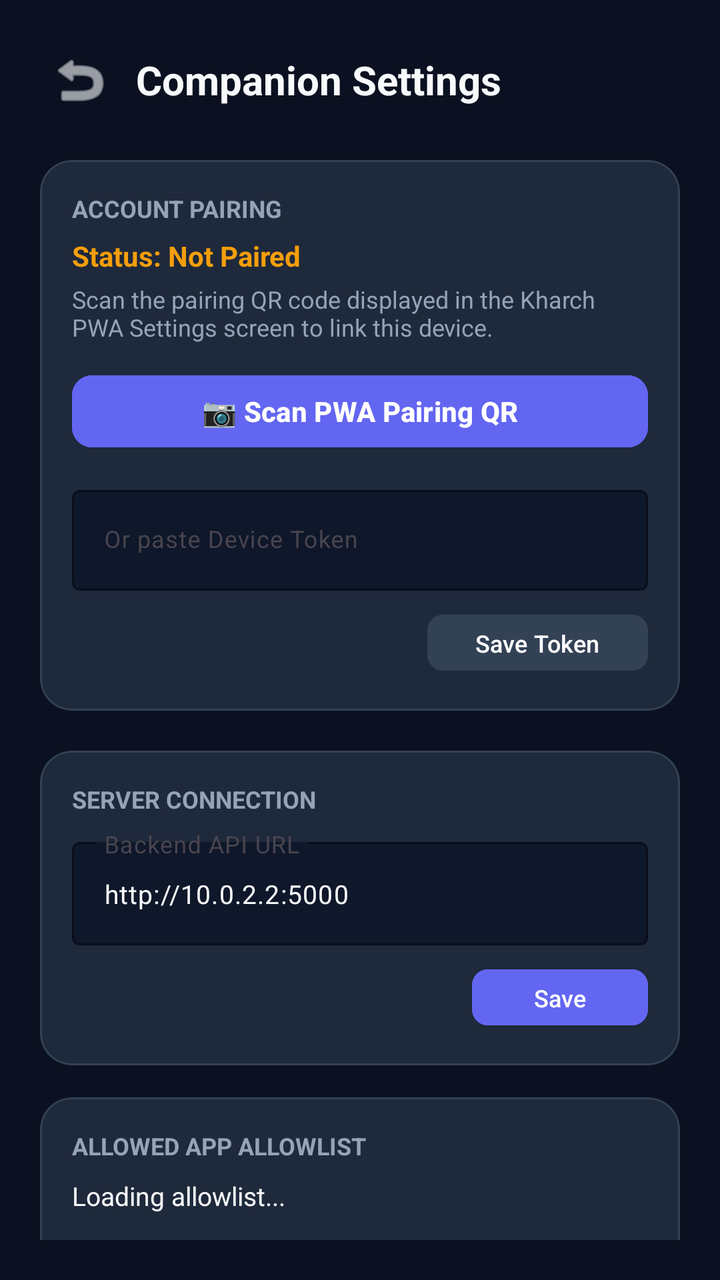
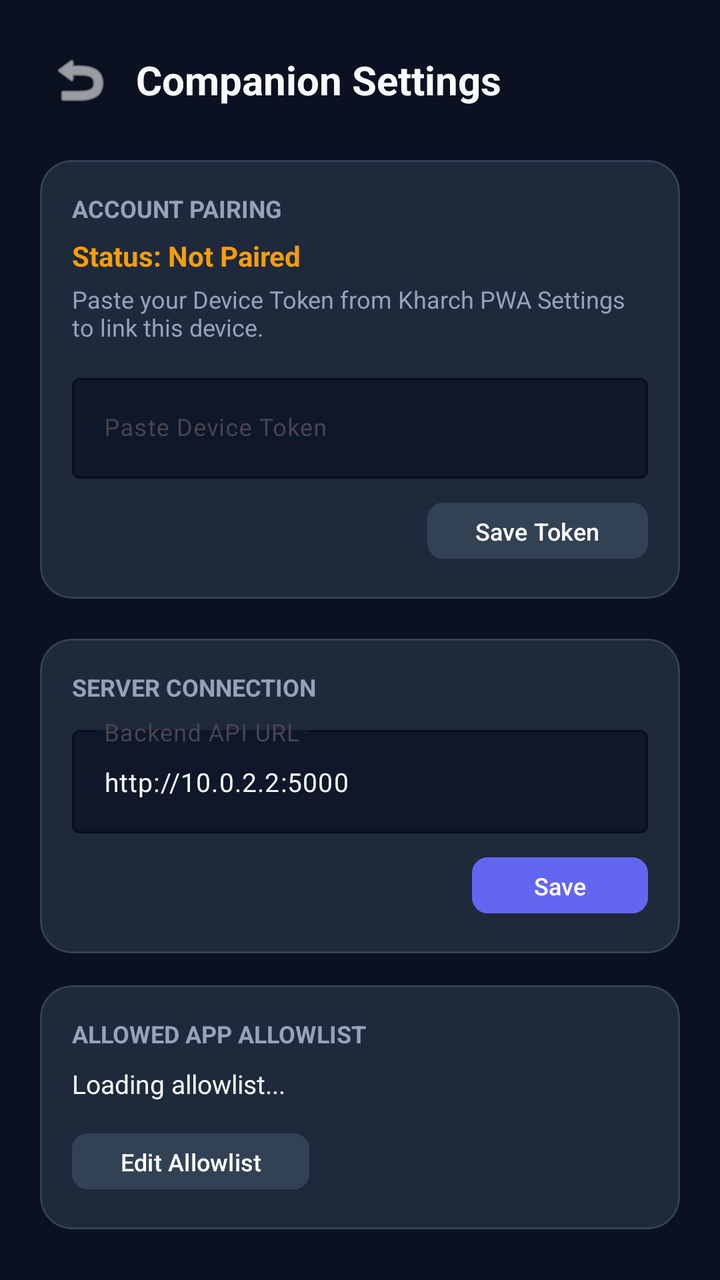

An Android layout rendered at two revisions. The XML below is the earlier revision; the diff shows what the commit changed to produce the second picture.
<!-- AndroidManifest.xml: application theme Theme.KharchCompanion -->
<!-- res/layout/activity_settings.xml -->
<?xml version="1.0" encoding="utf-8"?>
<androidx.coordinatorlayout.widget.CoordinatorLayout 
    xmlns:android="http://schemas.android.com/apk/res/android"
    xmlns:app="http://schemas.android.com/apk/res-auto"
    android:layout_width="match_parent"
    android:layout_height="match_parent"
    android:background="@color/bg_primary">

    <androidx.core.widget.NestedScrollView
        android:layout_width="match_parent"
        android:layout_height="match_parent"
        android:fillViewport="true"
        android:padding="20dp">

        <LinearLayout
            android:layout_width="match_parent"
            android:layout_height="wrap_content"
            android:orientation="vertical">

            
            <LinearLayout
                android:layout_width="match_parent"
                android:layout_height="wrap_content"
                android:gravity="center_vertical"
                android:orientation="horizontal">

                <ImageButton
                    android:id="@+id/btnBack"
                    android:layout_width="40dp"
                    android:layout_height="40dp"
                    android:background="?attr/selectableItemBackgroundBorderless"
                    android:src="@android:drawable/ic_menu_revert"
                    android:tint="@color/text_primary"
                    android:contentDescription="Back" />

                <TextView
                    android:layout_width="wrap_content"
                    android:layout_height="wrap_content"
                    android:layout_marginStart="8dp"
                    android:text="Companion Settings"
                    android:textColor="@color/text_primary"
                    android:textSize="20sp"
                    android:textStyle="bold" />
            </LinearLayout>

            
            <com.google.android.material.card.MaterialCardView
                android:layout_width="match_parent"
                android:layout_height="wrap_content"
                android:layout_marginTop="20dp"
                app:cardBackgroundColor="@color/bg_card"
                app:cardCornerRadius="16dp"
                app:strokeColor="@color/border_color"
                app:strokeWidth="1dp">

                <LinearLayout
                    android:layout_width="match_parent"
                    android:layout_height="wrap_content"
                    android:orientation="vertical"
                    android:padding="16dp">

                    <TextView
                        android:layout_width="wrap_content"
                        android:layout_height="wrap_content"
                        android:text="Account Pairing"
                        android:textColor="@color/text_secondary"
                        android:textSize="12sp"
                        android:textStyle="bold"
                        android:textAllCaps="true" />

                    <TextView
                        android:id="@+id/tvPairingStatus"
                        android:layout_width="wrap_content"
                        android:layout_height="wrap_content"
                        android:layout_marginTop="6dp"
                        android:text="Status: Not Paired"
                        android:textColor="@color/warning"
                        android:textSize="14sp"
                        android:textStyle="bold" />

                    <TextView
                        android:layout_width="match_parent"
                        android:layout_height="wrap_content"
                        android:layout_marginTop="4dp"
                        android:text="Scan the pairing QR code displayed in the Kharch PWA Settings screen to link this device."
                        android:textColor="@color/text_secondary"
                        android:textSize="12sp" />

                    <Button
                        android:id="@+id/btnScanPairingQr"
                        android:layout_width="match_parent"
                        android:layout_height="44dp"
                        android:layout_marginTop="12dp"
                        android:backgroundTint="@color/primary"
                        android:text="📷 Scan PWA Pairing QR"
                        android:textAllCaps="false"
                        android:textStyle="bold"
                        app:cornerRadius="10dp" />

                    
                    <com.google.android.material.textfield.TextInputLayout
                        android:layout_width="match_parent"
                        android:layout_height="wrap_content"
                        android:layout_marginTop="12dp"
                        app:boxBackgroundColor="@color/bg_card_secondary"
                        app:boxStrokeColor="@color/primary"
                        app:hintTextColor="@color/accent"
                        android:hint="Or paste Device Token">

                        <com.google.android.material.textfield.TextInputEditText
                            android:id="@+id/etDeviceToken"
                            android:layout_width="match_parent"
                            android:layout_height="wrap_content"
                            android:textColor="@color/text_primary"
                            android:textSize="12sp" />
                    </com.google.android.material.textfield.TextInputLayout>

                    <Button
                        android:id="@+id/btnSaveToken"
                        android:layout_width="wrap_content"
                        android:layout_height="36dp"
                        android:layout_marginTop="8dp"
                        android:layout_gravity="end"
                        android:backgroundTint="#334155"
                        android:text="Save Token"
                        android:textAllCaps="false"
                        android:textSize="12sp"
                        app:cornerRadius="8dp" />
                </LinearLayout>
            </com.google.android.material.card.MaterialCardView>

            
            <com.google.android.material.card.MaterialCardView
                android:layout_width="match_parent"
                android:layout_height="wrap_content"
                android:layout_marginTop="20dp"
                app:cardBackgroundColor="@color/bg_card"
                app:cardCornerRadius="16dp"
                app:strokeColor="@color/border_color"
                app:strokeWidth="1dp">

                <LinearLayout
                    android:layout_width="match_parent"
                    android:layout_height="wrap_content"
                    android:orientation="vertical"
                    android:padding="16dp">

                    <TextView
                        android:layout_width="wrap_content"
                        android:layout_height="wrap_content"
                        android:text="Server Connection"
                        android:textColor="@color/text_secondary"
                        android:textSize="12sp"
                        android:textStyle="bold"
                        android:textAllCaps="true" />

                    <com.google.android.material.textfield.TextInputLayout
                        android:layout_width="match_parent"
                        android:layout_height="wrap_content"
                        android:layout_marginTop="8dp"
                        app:boxBackgroundColor="@color/bg_card_secondary"
                        app:boxStrokeColor="@color/primary"
                        app:hintTextColor="@color/accent"
                        android:hint="Backend API URL">

                        <com.google.android.material.textfield.TextInputEditText
                            android:id="@+id/etServerUrl"
                            android:layout_width="match_parent"
                            android:layout_height="wrap_content"
                            android:inputType="textUri"
                            android:text="http://10.0.2.2:5000"
                            android:textColor="@color/text_primary"
                            android:textSize="13sp" />
                    </com.google.android.material.textfield.TextInputLayout>

                    <Button
                        android:id="@+id/btnSaveServerUrl"
                        android:layout_width="wrap_content"
                        android:layout_height="36dp"
                        android:layout_marginTop="8dp"
                        android:layout_gravity="end"
                        android:backgroundTint="@color/primary"
                        android:text="Save"
                        android:textAllCaps="false"
                        android:textSize="12sp"
                        app:cornerRadius="8dp" />
                </LinearLayout>
            </com.google.android.material.card.MaterialCardView>

            
            <com.google.android.material.card.MaterialCardView
                android:layout_width="match_parent"
                android:layout_height="wrap_content"
                android:layout_marginTop="16dp"
                app:cardBackgroundColor="@color/bg_card"
                app:cardCornerRadius="16dp"
                app:strokeColor="@color/border_color"
                app:strokeWidth="1dp">

                <LinearLayout
                    android:layout_width="match_parent"
                    android:layout_height="wrap_content"
                    android:orientation="vertical"
                    android:padding="16dp">

                    <TextView
                        android:layout_width="wrap_content"
                        android:layout_height="wrap_content"
                        android:text="Allowed App Allowlist"
                        android:textColor="@color/text_secondary"
                        android:textSize="12sp"
                        android:textStyle="bold"
                        android:textAllCaps="true" />

                    <TextView
                        android:id="@+id/tvAllowedPackagesSummary"
                        android:layout_width="match_parent"
                        android:layout_height="wrap_content"
                        android:layout_marginTop="8dp"
                        android:text="Loading allowlist..."
                        android:textColor="@color/text_primary"
                        android:textSize="13sp"
                        android:lineSpacingExtra="3dp" />

                    <Button
                        android:id="@+id/btnEditAllowlist"
                        android:layout_width="wrap_content"
                        android:layout_height="36dp"
                        android:layout_marginTop="12dp"
                        android:backgroundTint="#334155"
                        android:text="Edit Allowlist"
                        android:textAllCaps="false"
                        android:textSize="12sp"
                        app:cornerRadius="8dp" />
                </LinearLayout>
            </com.google.android.material.card.MaterialCardView>

            
            <com.google.android.material.card.MaterialCardView
                android:layout_width="match_parent"
                android:layout_height="wrap_content"
                android:layout_marginTop="20dp"
                android:layout_marginBottom="32dp"
                app:cardBackgroundColor="#450A0A"
                app:cardCornerRadius="16dp"
                app:strokeColor="#991B1B"
                app:strokeWidth="1dp">

                <LinearLayout
                    android:layout_width="match_parent"
                    android:layout_height="wrap_content"
                    android:orientation="vertical"
                    android:padding="16dp">

                    <TextView
                        android:layout_width="wrap_content"
                        android:layout_height="wrap_content"
                        android:text="Danger Zone"
                        android:textColor="#FCA5A5"
                        android:textSize="12sp"
                        android:textStyle="bold"
                        android:textAllCaps="true" />

                    <TextView
                        android:layout_width="wrap_content"
                        android:layout_height="wrap_content"
                        android:layout_marginTop="4dp"
                        android:text="Revoke Access &amp; Clear Data"
                        android:textColor="@color/white"
                        android:textSize="16sp"
                        android:textStyle="bold" />

                    <TextView
                        android:layout_width="match_parent"
                        android:layout_height="wrap_content"
                        android:layout_marginTop="6dp"
                        android:text="This will stop the background listener, redirect you to system settings to revoke Android notification access, delete your consent on the server, and clear all local companion databases."
                        android:textColor="#FEE2E2"
                        android:textSize="12sp"
                        android:lineSpacingExtra="3dp" />

                    <Button
                        android:id="@+id/btnRevokeAccess"
                        android:layout_width="match_parent"
                        android:layout_height="48dp"
                        android:layout_marginTop="16dp"
                        android:backgroundTint="#DC2626"
                        android:text="Revoke All Access &amp; Reset App"
                        android:textAllCaps="false"
                        android:textColor="@color/white"
                        android:textStyle="bold"
                        app:cornerRadius="10dp" />
                </LinearLayout>
            </com.google.android.material.card.MaterialCardView>

        </LinearLayout>
    </androidx.core.widget.NestedScrollView>
</androidx.coordinatorlayout.widget.CoordinatorLayout>
<!-- resources referenced by this layout -->
<resources>
  <color name="accent">#818CF8</color>
  <color name="bg_card">#1E293B</color>
  <color name="bg_card_secondary">#0F172A</color>
  <color name="bg_primary">#0B1120</color>
  <color name="border_color">#334155</color>
  <color name="primary">#6366F1</color>
  <color name="text_primary">#F8FAFC</color>
  <color name="text_secondary">#94A3B8</color>
  <color name="warning">#F59E0B</color>
  <color name="white">#FFFFFF</color>
  <style name="Theme.KharchCompanion" parent="Theme.Material3.DayNight.NoActionBar">
          <item name="android:statusBarColor">@color/bg_primary</item>
          <item name="android:windowBackground">@color/bg_primary</item>
          <item name="colorPrimary">@color/primary</item>
          <item name="colorOnPrimary">@color/white</item>
          <item name="colorSecondary">@color/accent</item>
      </style>
</resources>

<!-- the commit's change to res/layout/activity_settings.xml (unified diff, before → after) -->
@@ -82,20 +82,9 @@
                         android:layout_width="match_parent"
                         android:layout_height="wrap_content"
                         android:layout_marginTop="4dp"
-                        android:text="Scan the pairing QR code displayed in the Kharch PWA Settings screen to link this device."
+                        android:text="Paste your Device Token from Kharch PWA Settings to link this device."
                         android:textColor="@color/text_secondary"
                         android:textSize="12sp" />
-
-                    <Button
-                        android:id="@+id/btnScanPairingQr"
-                        android:layout_width="match_parent"
-                        android:layout_height="44dp"
-                        android:layout_marginTop="12dp"
-                        android:backgroundTint="@color/primary"
-                        android:text="📷 Scan PWA Pairing QR"
-                        android:textAllCaps="false"
-                        android:textStyle="bold"
-                        app:cornerRadius="10dp" />
 
                     
                     <com.google.android.material.textfield.TextInputLayout
@@ -105,7 +94,7 @@
                         app:boxBackgroundColor="@color/bg_card_secondary"
                         app:boxStrokeColor="@color/primary"
                         app:hintTextColor="@color/accent"
-                        android:hint="Or paste Device Token">
+                        android:hint="Paste Device Token">
 
                         <com.google.android.material.textfield.TextInputEditText
                             android:id="@+id/etDeviceToken"
